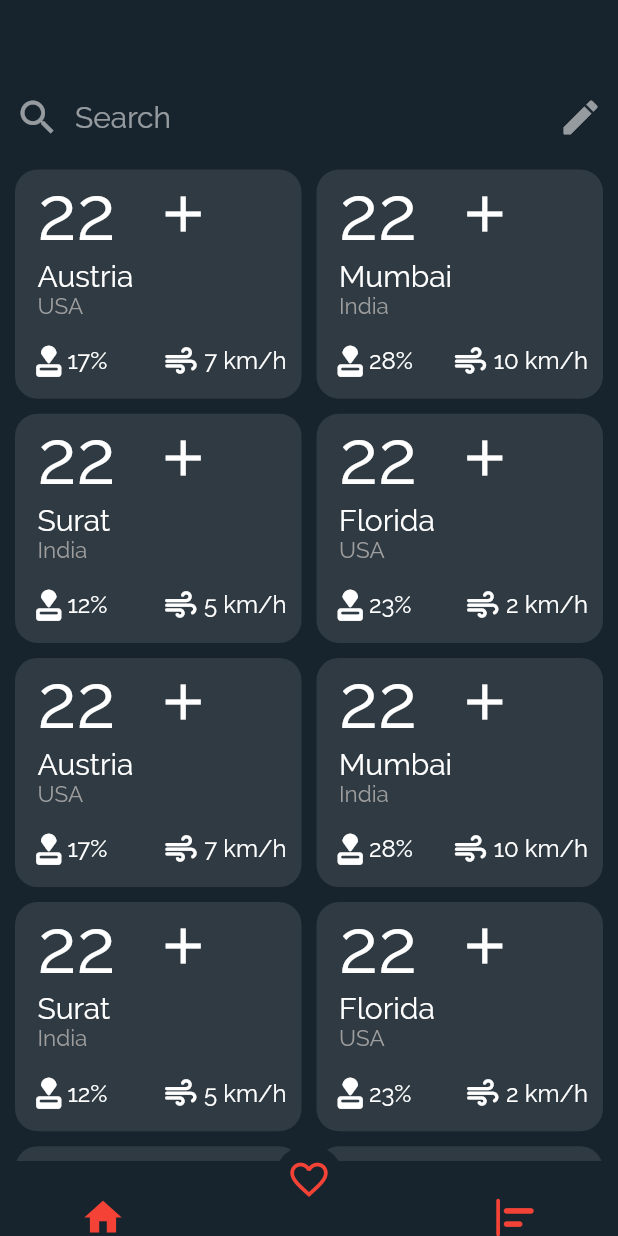
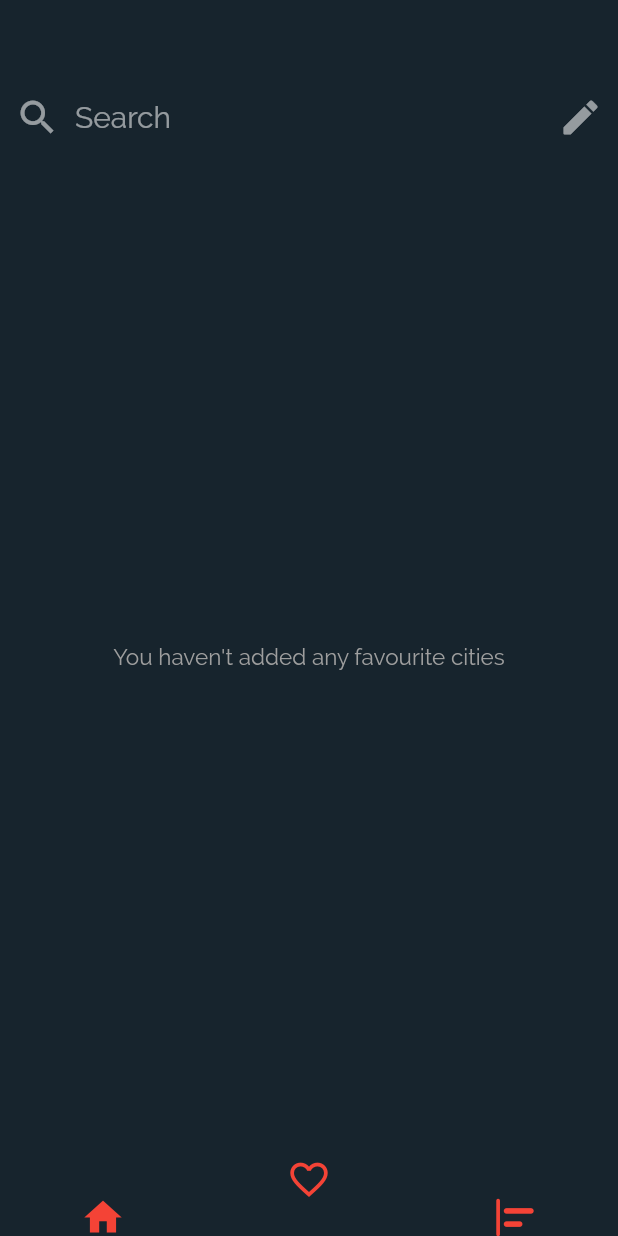
Before and after one commit to gandhisamay/weather-app, a Flutter app: the screen it shows after launch, item 2 of the bottom bar chosen, on a phone screen of 412 x 824 dp. Run offline on Flutter 3.47's test engine with Material 2 defaults, Android fonts, the phone set to English and light mode, and no system bars; drawn by our look-alikes of curved_navigation_bar; our stand-ins replace flutter_spinkit, location.

Commit message:
detailed screen timings bug

```diff
--- a/lib/constants.dart
+++ b/lib/constants.dart
@@ -18,3 +18,6 @@ const TextStyle kCityStyle = TextStyle(
   fontSize: 20,
   fontFamily: 'Raleway',
 );
+
+bool isFirstTime = true;
+bool isLoading = true;
--- a/lib/providers/favourites_city_provider.dart
+++ b/lib/providers/favourites_city_provider.dart
@@ -3,150 +3,37 @@ import 'package:flutter/material.dart';
 class FavouriteCity {
   int temp;
   String city;
-  String country;
   int humidity;
   int windSpeed;
 
   FavouriteCity({
     @required this.temp,
     @required this.city,
-    @required this.country,
     @required this.humidity,
     @required this.windSpeed,
   });
 }
 
 class FavouriteCityProvider with ChangeNotifier {
-  List<FavouriteCity> _favourites = [
-    FavouriteCity(
-      temp: 22,
-      city: "Austria",
-      country: "USA",
-      humidity: 17,
-      windSpeed: 7,
-    ),
-    FavouriteCity(
-      temp: 22,
-      city: "Mumbai",
-      country: "India",
-      humidity: 28,
-      windSpeed: 10,
-    ),
-    FavouriteCity(
-      temp: 22,
-      city: "Surat",
-      country: "India",
-      humidity: 12,
-      windSpeed: 5,
-    ),
-    FavouriteCity(
-      temp: 22,
-      city: "Florida",
-      country: "USA",
-      humidity: 23,
-      windSpeed: 2,
-    ),
-    FavouriteCity(
-      temp: 22,
-      city: "Austria",
-      country: "USA",
-      humidity: 17,
-      windSpeed: 7,
-    ),
-    FavouriteCity(
-      temp: 22,
-      city: "Mumbai",
-      country: "India",
-      humidity: 28,
-      windSpeed: 10,
-    ),
-    FavouriteCity(
-      temp: 22,
-      city: "Surat",
-      country: "India",
-      humidity: 12,
-      windSpeed: 5,
-    ),
-    FavouriteCity(
-      temp: 22,
-      city: "Florida",
-      country: "USA",
-      humidity: 23,
-      windSpeed: 2,
-    ),
-    FavouriteCity(
-      temp: 22,
-      city: "Austria",
-      country: "USA",
-      humidity: 17,
-      windSpeed: 7,
-    ),
-    FavouriteCity(
-      temp: 22,
-      city: "Mumbai",
-      country: "India",
-      humidity: 28,
-      windSpeed: 10,
-    ),
-    FavouriteCity(
-      temp: 22,
-      city: "Surat",
-      country: "India",
-      humidity: 12,
-      windSpeed: 5,
-    ),
-    FavouriteCity(
-      temp: 22,
-      city: "Florida",
-      country: "USA",
-      humidity: 23,
-      windSpeed: 2,
-    ),
-    FavouriteCity(
-      temp: 22,
-      city: "Austria",
-      country: "USA",
-      humidity: 17,
-      windSpeed: 7,
-    ),
-    FavouriteCity(
-      temp: 22,
-      city: "Mumbai",
-      country: "India",
-      humidity: 28,
-      windSpeed: 10,
-    ),
-    FavouriteCity(
-      temp: 22,
-      city: "Surat",
-      country: "India",
-      humidity: 12,
-      windSpeed: 5,
-    ),
-    FavouriteCity(
-      temp: 22,
-      city: "Florida",
-      country: "USA",
-      humidity: 23,
-      windSpeed: 2,
-    ),
-  ];
+  List<FavouriteCity> _favourites = [];
 
   List<FavouriteCity> get favourites {
     return [..._favourites];
   }
 
+  bool get isEmpty {
+    return _favourites.isEmpty;
+  }
+
   void addNewFavourite(
     int temp,
     String city,
-    String country,
     int humidity,
     int windSpeed,
   ) {
     if (_favourites.contains(FavouriteCity(
         temp: temp,
         city: city,
-        country: country,
         humidity: humidity,
         windSpeed: windSpeed))) {
       return;
@@ -155,7 +42,6 @@ class FavouriteCityProvider with ChangeNotifier {
         FavouriteCity(
           temp: temp,
           city: city,
-          country: country,
           humidity: humidity,
           windSpeed: windSpeed,
         ),
--- a/lib/providers/location.dart
+++ b/lib/providers/location.dart
@@ -1,5 +1,4 @@
 import 'package:flutter/material.dart';
-import 'package:flutter_complete_guide/widgets/row_card_scroll.dart';
 import 'package:location/location.dart' as loc;
 import 'package:http/http.dart' as http;
 import 'dart:convert';
@@ -159,8 +158,9 @@ class Location with ChangeNotifier {
         weatherCardData.add([
           resDaily[i]["weather_state_name"],
           '${resDaily[i]["the_temp"]} °C',
-          '${(int.parse(resDaily[i]["created"].substring(11, 13)))} AM'
+          '${int.parse(resDaily[i]["created"].substring(11, 13))} AM',
         ]);
+          print(resDaily[i]["created"].substring(11, 13));
       }
     }
 
@@ -197,16 +197,15 @@ class Location with ChangeNotifier {
         "https://www.metaweather.com/api/location/$_woeid/$year/$month/$day");
     final responseDaily = await http.get(urlDaily);
     final resDaily = json.decode(responseDaily.body);
-    print(resDaily);
 
     for (int i = 0; i < 3; i++) {
-      if (int.parse(resDaily[0]["created"].substring(11, 13)) > 12) {
+      if (int.parse(resDaily[i]["created"].substring(11, 13)) > 12) {
         weatherCardData.add([
           resDaily[i]["weather_state_name"],
           '${resDaily[i]["the_temp"]} °C',
           '${(int.parse(resDaily[i]["created"].substring(11, 13)) - 12)} PM'
         ]);
-      } else if (int.parse(resDaily[0]["created"].substring(11, 13)) == 12) {
+      } else if (int.parse(resDaily[i]["created"].substring(11, 13)) == 12) {
         weatherCardData.add([
           resDaily[i]["weather_state_name"],
           '${resDaily[i]["the_temp"]} °C',
@@ -220,7 +219,6 @@ class Location with ChangeNotifier {
         ]);
       }
     }
-    print(int.parse(resDaily[0]["created"].substring(11, 13)));
 
     notifyListeners();
   }
--- a/lib/screens/search_location_screen.dart
+++ b/lib/screens/search_location_screen.dart
@@ -10,7 +10,7 @@ class SearchLocationScreen extends StatelessWidget {
 
   @override
   Widget build(BuildContext context) {
-    final favourites = Provider.of<FavouriteCityProvider>(context).favourites;
+    final favouritesCities = Provider.of<FavouriteCityProvider>(context);
     final locationProvider = Provider.of<Location>(context);
     return Scaffold(
       backgroundColor: Theme.of(context).scaffoldBackgroundColor,
@@ -41,10 +41,11 @@ class SearchLocationScreen extends StatelessWidget {
                     child: TextField(
                       controller: locationProvider.inputLocationController,
                       onSubmitted: (_) {
-                        print("1");
-                        print(locationProvider.inputLocationController.text);
-                        locationProvider.getLocationByQuery(
-                            locationProvider.inputLocationController.text);
+                        // print("1");
+                        // print(locationProvider.inputLocationController.text);
+                        // locationProvider.getLocationByQuery(
+                        //     locationProvider.inputLocationController.text);
+                        // favouritesCities.addNewFavourite();
                       },
                       style: TextStyle(
                         fontSize: 20,
@@ -76,7 +77,14 @@ class SearchLocationScreen extends StatelessWidget {
             SingleChildScrollView(
               child: Container(
                 height: (MediaQuery.of(context).size.height - ktabSize - 103),
-                child: GridView(
+                child: favouritesCities.isEmpty
+                    ? Center(
+                        child: Text(
+                          "You haven't added any favourite cities",
+                          style: kCountryStyle,
+                        ),
+                      )
+                    : GridView(
                         padding: EdgeInsets.all(10),
                         gridDelegate: SliverGridDelegateWithFixedCrossAxisCount(
                           //A delegate that controls the layout of the children within the [GridView].
@@ -86,7 +94,7 @@ class SearchLocationScreen extends StatelessWidget {
                           mainAxisSpacing: 10,
                           crossAxisSpacing: 10,
                         ),
-                  children: favourites
+                        children: favouritesCities.favourites
                             .map(
                               (e) => FavouritesCard(e),
                             )
--- a/lib/screens/weather_detail.dart
+++ b/lib/screens/weather_detail.dart
@@ -32,27 +32,29 @@ class _WeatherDetailScreenState extends State<WeatherDetailScreen> {
     }
   }
 
-  var _isInit = false;
-  var _isLoading = true;
-
   void initState() {
-    Provider.of<Location>(context, listen: false).combineAllData().then((_) {
-      _isInit = true;
-    });
+    if (isFirstTime) {
+      Provider.of<Location>(context, listen: false).combineAllData().then((_) {
+        setState(() {
+          isLoading = false;
+          isFirstTime = false;
+        });
+      });
+    }
 
     super.initState();
   }
 
-  @override
-  void didChangeDependencies() {
-    if (_isInit) {
-      setState(() {
-        _isLoading = false;
-      });
-    }
-    _isInit = false;
-    super.didChangeDependencies();
-  }
+  // @override
+  // void didChangeDependencies() {
+  //   if (_isInit) {
+  //     setState(() {
+  //       _isLoading = false;
+  //     });
+  //   }
+  //   _isInit = false;
+  //   super.didChangeDependencies();
+  // }
 
   @override
   Widget build(BuildContext context) {
@@ -80,7 +82,7 @@ class _WeatherDetailScreenState extends State<WeatherDetailScreen> {
     return SafeArea(
       child: Scaffold(
         backgroundColor: Color(0xFF17242D),
-        body: _isLoading
+        body: isLoading
             ? LoadingScreenOverview()
             : SingleChildScrollView(
                 child: Column(
--- a/lib/widgets/favourites_card.dart
+++ b/lib/widgets/favourites_card.dart
@@ -10,6 +10,8 @@ class FavouritesCard extends StatelessWidget {
   @override
   Widget build(BuildContext context) {
     return GridTile(
+      child: GestureDetector(
+        onTap: (){},
         child: Container(
           decoration: BoxDecoration(
             color: color,
@@ -46,13 +48,13 @@ class FavouritesCard extends StatelessWidget {
                   style: kCityStyle,
                 ),
               ),
-            Padding(
-              padding: const EdgeInsets.only(left: 15.0),
-              child: Text(
-                favourite.country,
-                style: kCountryStyle,
-              ),
-            ),
+              // Padding(
+              //   padding: const EdgeInsets.only(left: 15.0),
+              //   child: Text(
+              //     favourite.country,
+              //     style: kCountryStyle,
+              //   ),
+              // ),
               Row(
                 children: [
                   Container(
@@ -108,6 +110,7 @@ class FavouritesCard extends StatelessWidget {
             ],
           ),
         ),
+      ),
     );
   }
 }
```
Also changed, not shown: 1 other file. Lines whose indentation alone changed are shown as unchanged.
